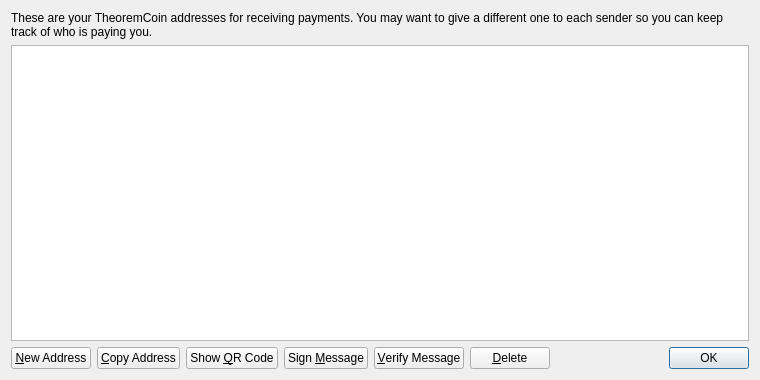
Above: src/qt/forms/addressbookpage.ui from TheoremCrypto/TheoremCoin before the change. Below: the same form after it.
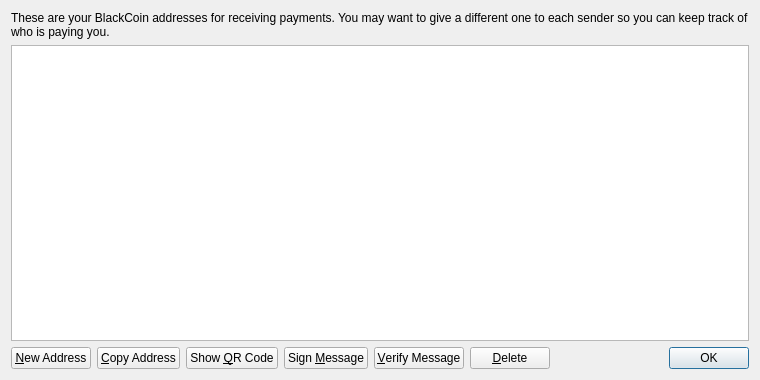
That is the form after the change.

Commit message:
Revert "Making Changes for a new coin"
This reverts commit 33d918d2477862ca7a4d7d6981a06b01ca37c2e3.

What changed in the file:
```diff
--- a/src/qt/forms/addressbookpage.ui
+++ b/src/qt/forms/addressbookpage.ui
@@ -17,7 +17,7 @@
    <item>
     <widget class="QLabel" name="labelExplanation">
      <property name="text">
-      <string>These are your TheoremCoin addresses for receiving payments. You may want to give a different one to each sender so you can keep track of who is paying you.</string>
+      <string>These are your BlackCoin addresses for receiving payments. You may want to give a different one to each sender so you can keep track of who is paying you.</string>
      </property>
      <property name="textFormat">
       <enum>Qt::PlainText</enum>
```
Left out of the diff: 4 changed lines with no effect on the pictures. The commit also changes 162 other files.
